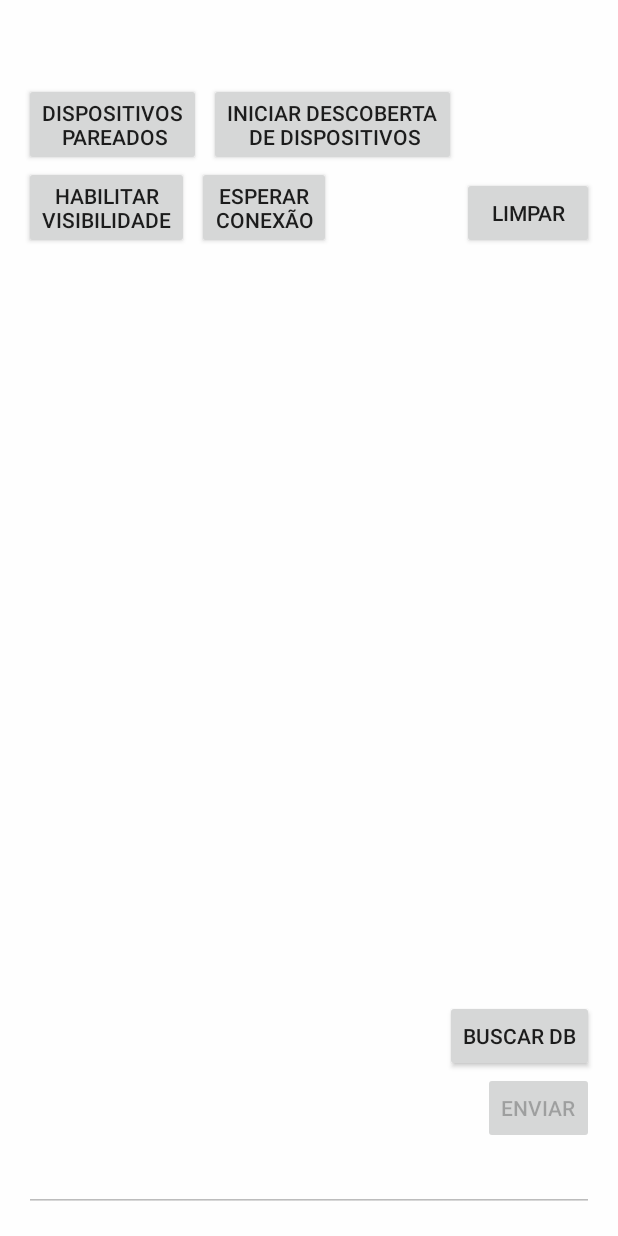
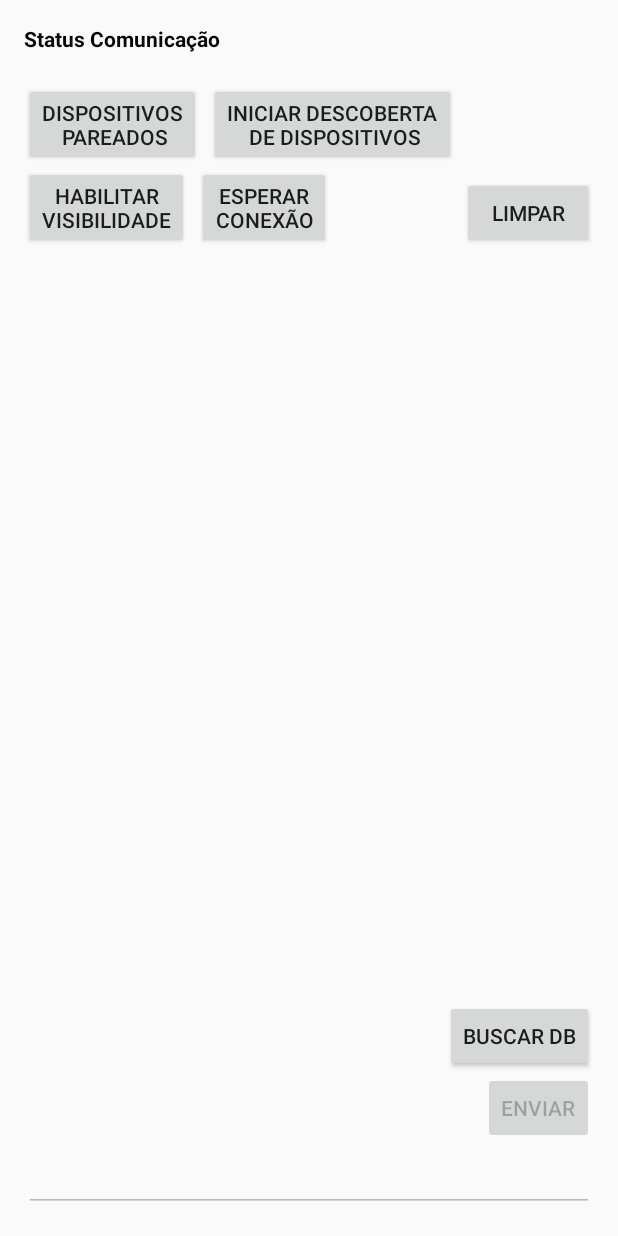
Before and after one commit to GonzagaDev/SmartGuia, an Android app: the layout activity_main_bluetooth.xml on its own in the app's theme, with its tools: preview values and no code run, on a phone screen of 412 x 824 dp. Run offline under Robolectric (Android 15) with nearby library versions, the phone set to English and light mode, and no system bars.

Commit message:
Ajustes no leiaute

```diff
--- a/SmartGuia/app/src/main/res/layout-v21/activity_main_bluetooth.xml
+++ b/SmartGuia/app/src/main/res/layout-v21/activity_main_bluetooth.xml
@@ -8,7 +8,8 @@
     android:paddingRight="@dimen/activity_horizontal_margin"
     android:paddingTop="@dimen/activity_vertical_margin"
 
-    tools:context="auditsolution.com.br.smartguiabluetooth.MainBluetoothActivity">
+    tools:context="auditsolution.com.br.smartguiabluetooth.MainBluetoothActivity"
+    android:background="@drawable/fundo01">
 
     <TextView
         android:id="@+id/statusMessage"
@@ -17,8 +18,9 @@
         android:layout_alignParentLeft="true"
         android:layout_alignParentStart="true"
         android:layout_alignParentTop="true"
-        android:text=""
-        android:theme="@android:style/Theme.Material.Wallpaper.NoTitleBar" />
+        android:text="Status Comunicação"
+        android:theme="@android:style/Theme.Material.Wallpaper.NoTitleBar"
+        android:autoText="false" />
 
     <Button
         android:id="@+id/button_PairedDevices"
@@ -35,23 +37,23 @@
         android:id="@+id/button_DiscoveredDevices"
         android:layout_width="wrap_content"
         android:layout_height="wrap_content"
+        android:onClick="discoverDevices"
+        android:text="Iniciar descoberta\n de dispositivos"
         android:layout_alignTop="@+id/button_PairedDevices"
-        android:layout_marginLeft="5dp"
-        android:layout_toEndOf="@+id/button_PairedDevices"
-        android:layout_toRightOf="@+id/button_PairedDevices"
-        android:onClick="discoverDevices"
-        android:text="Iniciar descoberta\n de dispositivos" />
+        android:layout_alignRight="@+id/bt_consultar"
+        android:layout_alignEnd="@+id/bt_consultar"
+        android:layout_alignLeft="@+id/button_WaitConnection"
+        android:layout_alignStart="@+id/button_WaitConnection" />
 
     <Button
         android:id="@+id/button_WaitConnection"
         android:layout_width="wrap_content"
         android:layout_height="wrap_content"
-        android:layout_alignBottom="@+id/button_Visibility"
-        android:layout_marginLeft="5dp"
-        android:layout_toEndOf="@+id/button_Visibility"
-        android:layout_toRightOf="@+id/button_Visibility"
         android:onClick="waitConnection"
-        android:text="Esperar\nconexão" />
+        android:text="Esperar\nconexão"
+        android:layout_alignTop="@+id/button_Visibility"
+        android:layout_toLeftOf="@+id/bt_clear"
+        android:layout_toStartOf="@+id/bt_clear" />
 
     <Button
         android:id="@+id/button_Visibility"
@@ -61,7 +63,9 @@
         android:layout_alignParentStart="true"
         android:layout_below="@+id/button_PairedDevices"
         android:onClick="enableVisibility"
-        android:text="Habilitar\nVisibilidade" />
+        android:text="Habilitar\nVisibilidade"
+        android:layout_alignRight="@+id/button_PairedDevices"
+        android:layout_alignEnd="@+id/button_PairedDevices" />
 
     <EditText
         android:id="@+id/editText_MessageBox"
@@ -90,10 +94,11 @@
         android:id="@+id/ScrollView01"
         android:layout_width="wrap_content"
         android:layout_height="150dip"
-        android:layout_toRightOf="@+id/statusMessage"
         android:layout_alignRight="@+id/button_Send"
         android:layout_alignEnd="@+id/button_Send"
-        android:layout_below="@+id/button_WaitConnection">
+        android:layout_below="@+id/button_WaitConnection"
+        android:layout_alignParentLeft="true"
+        android:layout_alignParentStart="true">
 
     </ScrollView>
 
@@ -103,9 +108,12 @@
         android:layout_height="wrap_content"
         android:text=""
         android:layout_below="@+id/button_Visibility"
-        android:layout_toRightOf="@+id/statusMessage"
         android:layout_alignParentRight="true"
-        android:layout_alignParentEnd="true" />
+        android:layout_alignParentEnd="true"
+        android:layout_alignParentLeft="true"
+        android:layout_alignParentStart="true"
+        android:layout_alignBottom="@+id/ScrollView01"
+        android:textColor="#fffefe" />
 
     <Button
         android:layout_width="wrap_content"
@@ -115,7 +123,8 @@
         android:layout_alignBottom="@+id/button_WaitConnection"
         android:layout_alignRight="@+id/ScrollView01"
         android:layout_alignEnd="@+id/ScrollView01"
-        android:onClick="Bt_clear" />
+        android:onClick="Bt_clear"
+        android:layout_below="@+id/button_DiscoveredDevices" />
 
     <Button
         android:layout_width="wrap_content"
@@ -125,6 +134,8 @@
         android:onClick="bt_Buscar"
         android:layout_above="@+id/button_Send"
         android:layout_alignRight="@+id/button_Send"
-        android:layout_alignEnd="@+id/button_Send" />
+        android:layout_alignEnd="@+id/button_Send"
+        android:layout_alignLeft="@+id/bt_clear"
+        android:layout_alignStart="@+id/bt_clear" />
 
 </RelativeLayout>
--- a/SmartGuia/app/src/main/res/layout/activity_main_bluetooth.xml
+++ b/SmartGuia/app/src/main/res/layout/activity_main_bluetooth.xml
@@ -8,8 +8,7 @@
     android:paddingRight="@dimen/activity_horizontal_margin"
     android:paddingTop="@dimen/activity_vertical_margin"
 
-    tools:context="auditsolution.com.br.smartguiabluetooth.MainBluetoothActivity"
-    android:background="#fefefe">
+    tools:context="auditsolution.com.br.smartguiabluetooth.MainBluetoothActivity">
 
     <TextView
         android:id="@+id/statusMessage"
@@ -22,7 +21,8 @@
         android:layout_alignParentTop="true"
         android:singleLine="false"
         android:textStyle="bold"
-        android:textColor="#070707" />
+        android:textColor="#070707"
+        android:text="Status Comunicação" />
 
     <Button
         android:id="@+id/button_PairedDevices"
--- a/SmartGuia/app/src/main/res/layout/text_header.xml
+++ b/SmartGuia/app/src/main/res/layout/text_header.xml
@@ -3,10 +3,11 @@
     xmlns:android="http://schemas.android.com/apk/res/android"
     android:orientation="vertical"
     android:layout_width="match_parent"
-    android:layout_height="match_parent">
+    android:layout_height="match_parent"
+    android:weightSum="1">
 
     <TextView
-        android:layout_width="wrap_content"
+        android:layout_width="312dp"
         android:layout_height="wrap_content"
         android:textAppearance="?android:attr/textAppearanceLarge"
         android:text="..."
```
